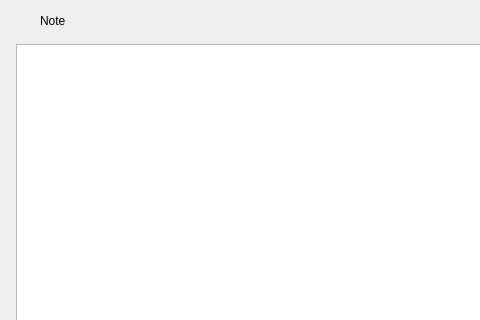
This is src/plugins/ukui-notebook/widget.ui in ukui/ukui-sidebar as Qt 5 draws it before an edit; both pictures show x 0 to 480 and y 0 to 320 of the 712 by 590 pixel window. The edited form follows.
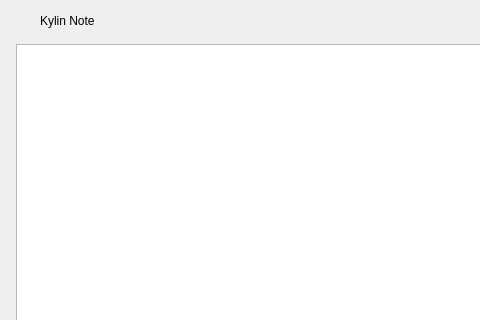
This is the edited form. Icons and pictures are not drawn. Custom widgets are drawn as their Qt base class.

Diff of the .ui file:
```diff
--- a/src/plugins/ukui-notebook/widget.ui
+++ b/src/plugins/ukui-notebook/widget.ui
@@ -82,7 +82,7 @@
        <item>
         <widget class="QLabel" name="titleLabel">
          <property name="text">
-          <string>Note</string>
+          <string>Kylin Note</string>
          </property>
         </widget>
        </item>
```
